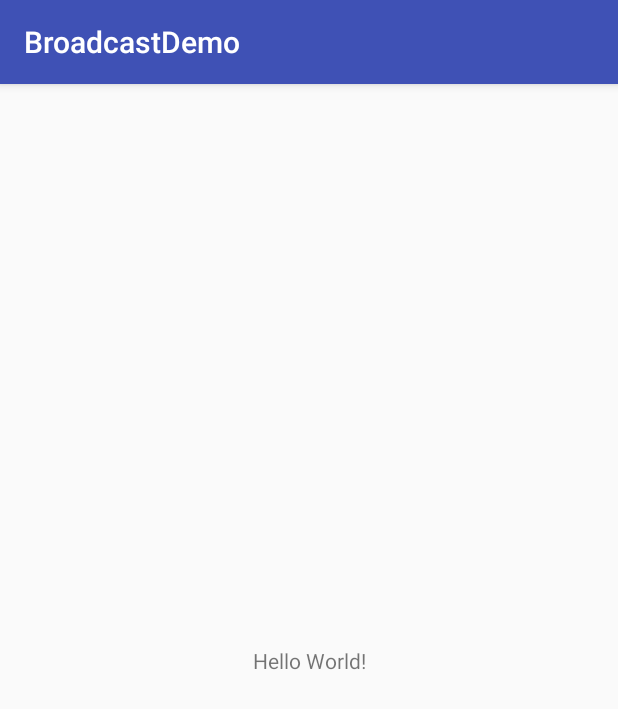
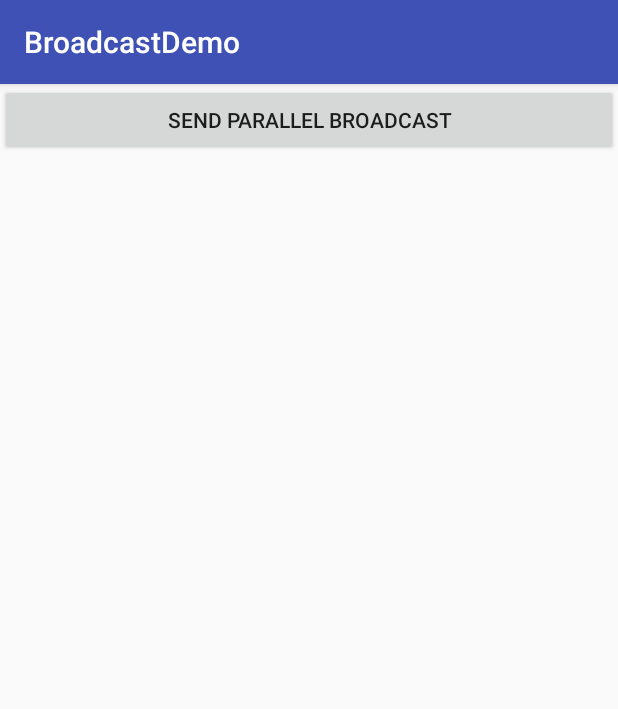
Before and after one commit to xuwanjin/BroadcastDemo, an Android app: the screen it shows after launch (BroadcastDemoActivity), on a phone screen of 412 x 824 dp. Shown: the top 709 px of the screen. Run offline under Robolectric (Android 15) with nearby library versions, the phone set to English and light mode, and no system bars.

Commit message:
add parallel broadcast
Signed-off-by: xuwanjin <xuwanjin1991@Gmail.com>

```diff
--- a/BroadcastDemo/app/src/main/java/com/example/xuwanjin/broadcastdemo/BroadcastDemoActivity.java
+++ b/BroadcastDemo/app/src/main/java/com/example/xuwanjin/broadcastdemo/BroadcastDemoActivity.java
@@ -1,13 +1,26 @@
 package com.example.xuwanjin.broadcastdemo;
 
+import android.content.Intent;
 import android.support.v7.app.AppCompatActivity;
 import android.os.Bundle;
+import android.view.View;
+import android.widget.Button;
 
 public class BroadcastDemoActivity extends AppCompatActivity {
 
+    Button sendParallelBroadcast = null;
     @Override
     protected void onCreate(Bundle savedInstanceState) {
         super.onCreate(savedInstanceState);
         setContentView(R.layout.activity_main);
+        sendParallelBroadcast = (Button) findViewById(R.id.send_parallel_broadcast_intent);
+        sendParallelBroadcast.setOnClickListener(new View.OnClickListener() {
+            @Override
+            public void onClick(View v) {
+                Intent parallelBroadcastSendIntent = new Intent();
+                parallelBroadcastSendIntent.setAction("com.example.xuwanjin.broadcastdemo.BroadcastDemoActivity");
+                sendBroadcast(parallelBroadcastSendIntent);
+            }
+        });
     }
 }
--- a/BroadcastDemo/app/src/main/res/layout/activity_main.xml
+++ b/BroadcastDemo/app/src/main/res/layout/activity_main.xml
@@ -1,18 +1,15 @@
 <?xml version="1.0" encoding="utf-8"?>
 <android.support.constraint.ConstraintLayout xmlns:android="http://schemas.android.com/apk/res/android"
-    xmlns:app="http://schemas.android.com/apk/res-auto"
     xmlns:tools="http://schemas.android.com/tools"
     android:layout_width="match_parent"
     android:layout_height="match_parent"
     tools:context="com.example.xuwanjin.broadcastdemo.BroadcastDemoActivity">
 
-    <TextView
-        android:layout_width="wrap_content"
+    <Button
+        android:layout_width="match_parent"
         android:layout_height="wrap_content"
-        android:text="Hello World!"
-        app:layout_constraintBottom_toBottomOf="parent"
-        app:layout_constraintLeft_toLeftOf="parent"
-        app:layout_constraintRight_toRightOf="parent"
-        app:layout_constraintTop_toTopOf="parent" />
+        android:id="@+id/send_parallel_broadcast_intent"
+        android:text="@string/send_parallel_broadcast_intent"
+        />
 
 </android.support.constraint.ConstraintLayout>
--- a/BroadcastDemo/app/src/main/res/values/strings.xml
+++ b/BroadcastDemo/app/src/main/res/values/strings.xml
@@ -1,3 +1,4 @@
 <resources>
     <string name="app_name">BroadcastDemo</string>
+    <string name="send_parallel_broadcast_intent">Send Parallel Broadcast</string>
 </resources>
```
Also changed, not shown: BroadcastDemo/app/src/main/AndroidManifest.xml (+9 -0 lines), BroadcastDemo/app/src/main/java/com/example/xuwanjin/broadcastdemo/ParallelBroadcastReceiver.java (added, +19 -0 lines).
